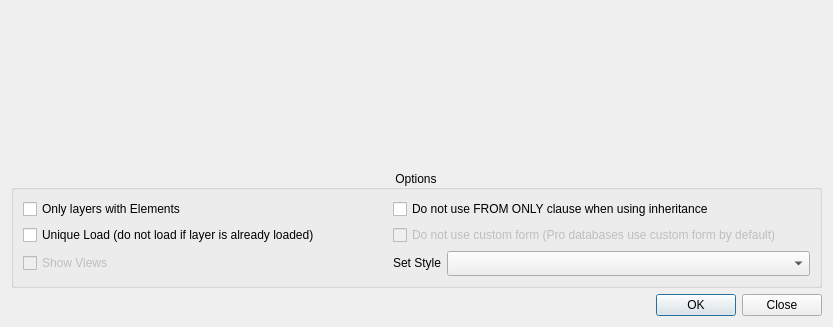
First picture: the form in gui/LayerTools/LoadLayersFromServer/loadLayersFromServer.ui, repository dsgoficial/DsgTools, before the edit.
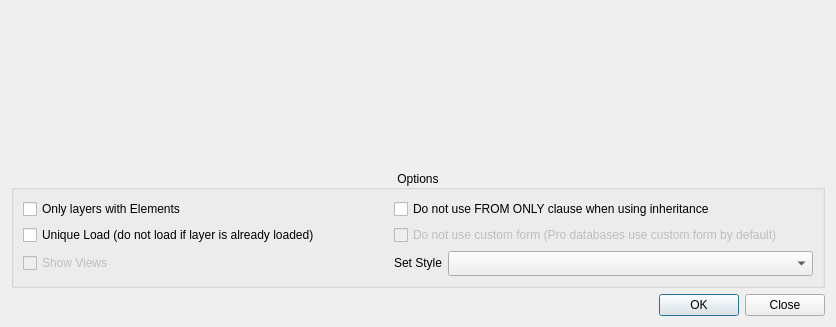
Second picture: the form after the edit. Custom widgets are drawn as their Qt base class.

The edit to the form file:
```diff
--- a/gui/LayerTools/LoadLayersFromServer/loadLayersFromServer.ui
+++ b/gui/LayerTools/LoadLayersFromServer/loadLayersFromServer.ui
@@ -6,7 +6,7 @@
    <rect>
     <x>0</x>
     <y>0</y>
-    <width>833</width>
+    <width>836</width>
     <height>327</height>
    </rect>
   </property>
```
Left out of the diff: 4 changed lines with no effect on the pictures.
